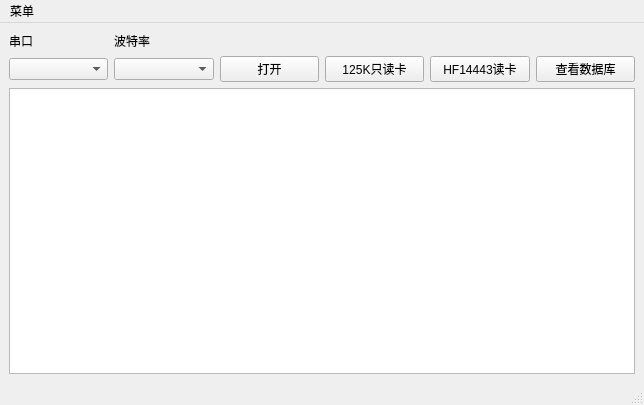
This is main/src/SLmge.ui in windfallw/PN532-Reader as Qt 5 draws it before an edit. The edited form follows.
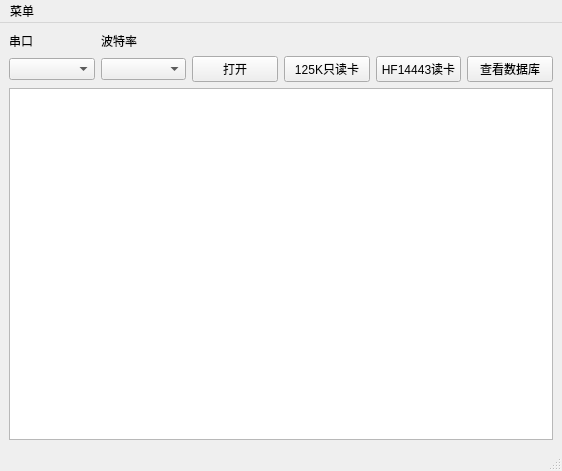
This is the edited form.

Diff of the .ui file:
```diff
--- a/main/src/SLmge.ui
+++ b/main/src/SLmge.ui
@@ -6,8 +6,8 @@
    <rect>
     <x>0</x>
     <y>0</y>
-    <width>644</width>
-    <height>405</height>
+    <width>562</width>
+    <height>471</height>
    </rect>
   </property>
   <property name="windowTitle">
@@ -15,6 +15,27 @@
   </property>
   <widget class="QWidget" name="centralwidget">
    <layout class="QGridLayout" name="gridLayout">
+    <item row="2" column="4">
+     <widget class="QPushButton" name="read14443">
+      <property name="text">
+       <string>HF14443读卡</string>
+      </property>
+     </widget>
+    </item>
+    <item row="2" column="5">
+     <widget class="QPushButton" name="showSql">
+      <property name="text">
+       <string>查看数据库</string>
+      </property>
+     </widget>
+    </item>
+    <item row="2" column="0">
+     <widget class="QComboBox" name="port">
+      <property name="editable">
+       <bool>false</bool>
+      </property>
+     </widget>
+    </item>
     <item row="0" column="0">
      <widget class="QLabel" name="port_label">
       <property name="text">
@@ -25,6 +46,13 @@
       </property>
      </widget>
     </item>
+    <item row="2" column="3">
+     <widget class="QPushButton" name="read125k">
+      <property name="text">
+       <string>125K只读卡</string>
+      </property>
+     </widget>
+    </item>
     <item row="0" column="1">
      <widget class="QLabel" name="baud_label">
       <property name="text">
@@ -35,47 +63,19 @@
       </property>
      </widget>
     </item>
-    <item row="1" column="0">
-     <widget class="QComboBox" name="port">
-      <property name="editable">
-       <bool>false</bool>
-      </property>
-     </widget>
-    </item>
-    <item row="1" column="1">
-     <widget class="QComboBox" name="baud"/>
-    </item>
-    <item row="1" column="2">
+    <item row="2" column="2">
      <widget class="QPushButton" name="openSer">
       <property name="text">
        <string>打开</string>
       </property>
      </widget>
     </item>
-    <item row="1" column="3">
-     <widget class="QPushButton" name="read125k">
-      <property name="text">
-       <string>125K只读卡</string>
-      </property>
-     </widget>
-    </item>
-    <item row="1" column="4">
-     <widget class="QPushButton" name="read14443">
-      <property name="text">
-       <string>HF14443读卡</string>
-      </property>
-     </widget>
-    </item>
-    <item row="1" column="5">
-     <widget class="QPushButton" name="showSql">
-      <property name="text">
-       <string>查看数据库</string>
-      </property>
-     </widget>
-    </item>
-    <item row="2" column="0" colspan="6">
+    <item row="3" column="0" colspan="6">
      <widget class="QTextBrowser" name="serialPrint"/>
     </item>
+    <item row="2" column="1">
+     <widget class="QComboBox" name="baud"/>
+    </item>
    </layout>
   </widget>
   <widget class="QStatusBar" name="statusbar"/>
@@ -84,8 +84,8 @@
     <rect>
      <x>0</x>
      <y>0</y>
-     <width>644</width>
-     <height>23</height>
+     <width>562</width>
+     <height>22</height>
     </rect>
    </property>
    <widget class="QMenu" name="menu">
```
Left out of the diff: 7 changed lines with no effect on the pictures.
